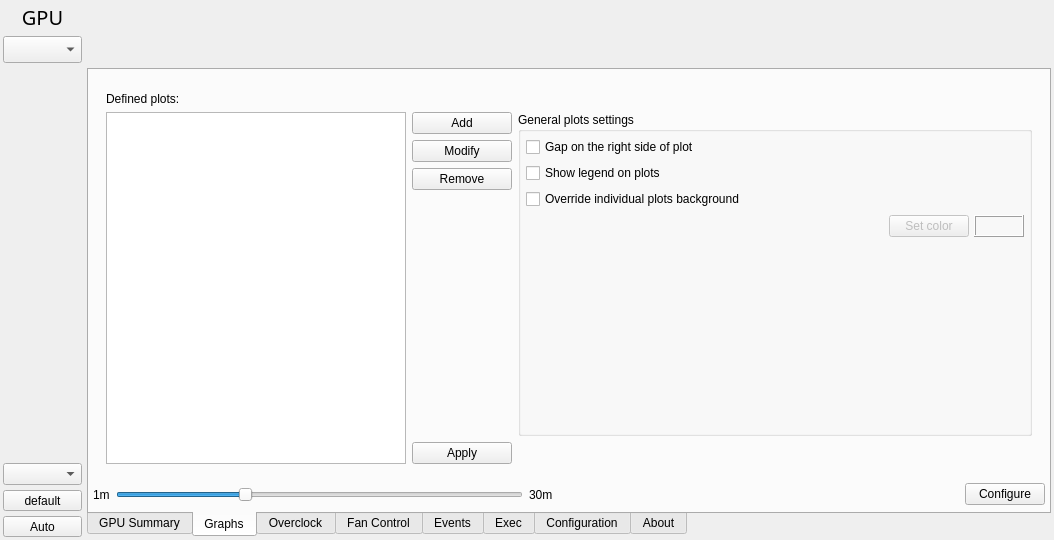
First picture: the form in radeon-profile/radeon_profile.ui, repository marazmista/radeon-profile, before the edit.
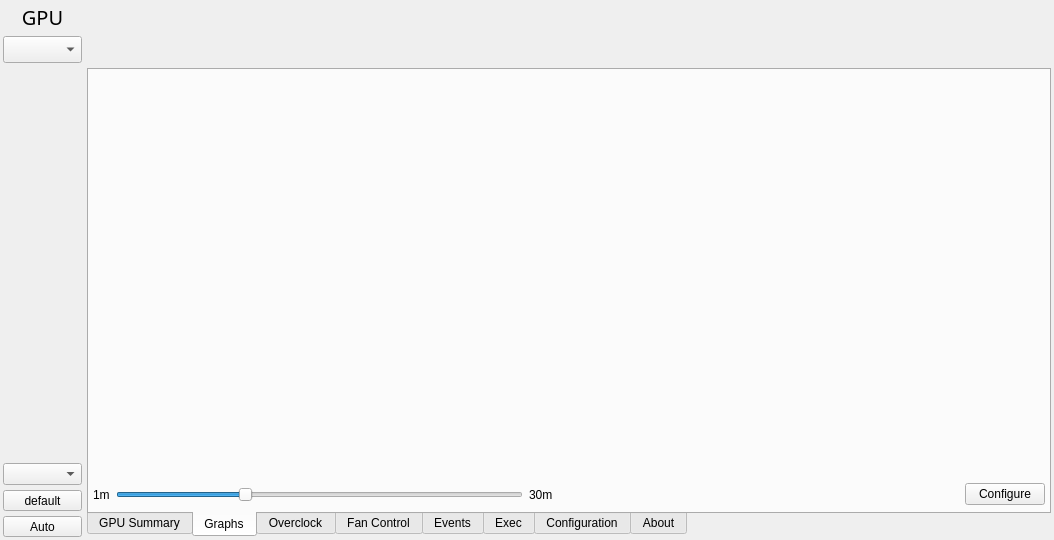
Second picture: the form after the edit. The open tabs and pages were chosen to show the change. Icons and pictures are not drawn.

Commit message: created dialog window for plots configuration; removed list with plots pointers and moved plot objects into schemas that they represent

The edit to the form file:
```diff
--- a/radeon-profile/radeon_profile.ui
+++ b/radeon-profile/radeon_profile.ui
@@ -376,303 +376,7 @@
          <number>4</number>
         </property>
         <item>
-         <widget class="QFrame" name="frame_2">
-          <property name="maximumSize">
-           <size>
-            <width>16777215</width>
-            <height>20</height>
-           </size>
-          </property>
-          <layout class="QGridLayout" name="gridLayout_5">
-           <property name="leftMargin">
-            <number>0</number>
-           </property>
-           <property name="topMargin">
-            <number>0</number>
-           </property>
-           <property name="rightMargin">
-            <number>0</number>
-           </property>
-           <property name="bottomMargin">
-            <number>0</number>
-           </property>
-          </layout>
-         </widget>
-        </item>
-        <item>
-         <widget class="QStackedWidget" name="stack_plots">
-          <property name="sizePolicy">
-           <sizepolicy hsizetype="Expanding" vsizetype="Expanding">
-            <horstretch>0</horstretch>
-            <verstretch>0</verstretch>
-           </sizepolicy>
-          </property>
-          <property name="frameShape">
-           <enum>QFrame::NoFrame</enum>
-          </property>
-          <property name="frameShadow">
-           <enum>QFrame::Raised</enum>
-          </property>
-          <property name="currentIndex">
-           <number>0</number>
-          </property>
-          <widget class="QWidget" name="pagePlots">
-           <layout class="QVBoxLayout" name="verticalLayout_20">
-            <property name="spacing">
-             <number>2</number>
-            </property>
-            <property name="leftMargin">
-             <number>0</number>
-            </property>
-            <property name="topMargin">
-             <number>0</number>
-            </property>
-            <property name="rightMargin">
-             <number>0</number>
-            </property>
-            <property name="bottomMargin">
-             <number>0</number>
-            </property>
-           </layout>
-          </widget>
-          <widget class="QWidget" name="pagePlotsConfig">
-           <layout class="QHBoxLayout" name="horizontalLayout_15">
-            <property name="leftMargin">
-             <number>3</number>
-            </property>
-            <property name="topMargin">
-             <number>3</number>
-            </property>
-            <property name="rightMargin">
-             <number>3</number>
-            </property>
-            <property name="bottomMargin">
-             <number>3</number>
-            </property>
-            <item>
-             <layout class="QGridLayout" name="gridLayout_6" columnstretch="1,0,0">
-              <property name="leftMargin">
-               <number>10</number>
-              </property>
-              <property name="topMargin">
-               <number>10</number>
-              </property>
-              <property name="rightMargin">
-               <number>10</number>
-              </property>
-              <property name="bottomMargin">
-               <number>10</number>
-              </property>
-              <item row="3" column="1">
-               <widget class="QPushButton" name="btn_removePlotDefinition">
-                <property name="maximumSize">
-                 <size>
-                  <width>16777215</width>
-                  <height>25</height>
-                 </size>
-                </property>
-                <property name="text">
-                 <string>Remove</string>
-                </property>
-               </widget>
-              </item>
-              <item row="4" column="1">
-               <spacer name="verticalSpacer">
-                <property name="orientation">
-                 <enum>Qt::Vertical</enum>
-                </property>
-                <property name="sizeHint" stdset="0">
-                 <size>
-                  <width>20</width>
-                  <height>40</height>
-                 </size>
-                </property>
-               </spacer>
-              </item>
-              <item row="2" column="1">
-               <widget class="QPushButton" name="btn_modifyPlotDefinition">
-                <property name="maximumSize">
-                 <size>
-                  <width>16777215</width>
-                  <height>25</height>
-                 </size>
-                </property>
-                <property name="text">
-                 <string>Modify</string>
-                </property>
-               </widget>
-              </item>
-              <item row="0" column="0">
-               <widget class="QLabel" name="label_20">
-                <property name="text">
-                 <string>Defined plots:</string>
-                </property>
-               </widget>
-              </item>
-              <item row="5" column="1">
-               <widget class="QPushButton" name="btn_applySavePlotsDefinitons">
-                <property name="minimumSize">
-                 <size>
-                  <width>100</width>
-                  <height>0</height>
-                 </size>
-                </property>
-                <property name="maximumSize">
-                 <size>
-                  <width>16777215</width>
-                  <height>25</height>
-                 </size>
-                </property>
-                <property name="text">
-                 <string>Apply</string>
-                </property>
-               </widget>
-              </item>
-              <item row="1" column="1">
-               <widget class="QPushButton" name="btn_addPlotDefinition">
-                <property name="maximumSize">
-                 <size>
-                  <width>16777215</width>
-                  <height>25</height>
-                 </size>
-                </property>
-                <property name="text">
-                 <string>Add</string>
-                </property>
-               </widget>
-              </item>
-              <item row="1" column="0" rowspan="5">
-               <widget class="QTreeWidget" name="list_plotDefinitions">
-                <property name="maximumSize">
-                 <size>
-                  <width>300</width>
-                  <height>16777215</height>
-                 </size>
-                </property>
-                <property name="indentation">
-                 <number>0</number>
-                </property>
-                <attribute name="headerVisible">
-                 <bool>false</bool>
-                </attribute>
-                <column>
-                 <property name="text">
-                  <string notr="true">1</string>
-                 </property>
-                </column>
-               </widget>
-              </item>
-              <item row="1" column="2" rowspan="4">
-               <widget class="QGroupBox" name="groupBox">
-                <property name="title">
-                 <string>General plots settings</string>
-                </property>
-                <layout class="QGridLayout" name="gridLayout_18">
-                 <property name="leftMargin">
-                  <number>5</number>
-                 </property>
-                 <property name="topMargin">
-                  <number>5</number>
-                 </property>
-                 <property name="rightMargin">
-                  <number>5</number>
-                 </property>
-                 <property name="bottomMargin">
-                  <number>5</number>
-                 </property>
-                 <property name="horizontalSpacing">
-                  <number>5</number>
-                 </property>
-                 <item row="3" column="1">
-                  <widget class="QPushButton" name="btn_setPlotsBackground">
-                   <property name="enabled">
-                    <bool>false</bool>
-                   </property>
-                   <property name="text">
-                    <string>Set color</string>
-                   </property>
-                  </widget>
-                 </item>
-                 <item row="3" column="2">
-                  <widget class="QFrame" name="frame_plotsBackground">
-                   <property name="minimumSize">
-                    <size>
-                     <width>50</width>
-                     <height>0</height>
-                    </size>
-                   </property>
-                   <property name="maximumSize">
-                    <size>
-                     <width>50</width>
-                     <height>16777215</height>
-                    </size>
-                   </property>
-                   <property name="frameShape">
-                    <enum>QFrame::Box</enum>
-                   </property>
-                   <property name="frameShadow">
-                    <enum>QFrame::Raised</enum>
-                   </property>
-                  </widget>
-                 </item>
-                 <item row="4" column="1">
-                  <spacer name="verticalSpacer_7">
-                   <property name="orientation">
-                    <enum>Qt::Vertical</enum>
-                   </property>
-                   <property name="sizeHint" stdset="0">
-                    <size>
-                     <width>20</width>
-                     <height>40</height>
-                    </size>
-                   </property>
-                  </spacer>
-                 </item>
-                 <item row="3" column="0">
-                  <spacer name="horizontalSpacer_5">
-                   <property name="orientation">
-                    <enum>Qt::Horizontal</enum>
-                   </property>
-                   <property name="sizeType">
-                    <enum>QSizePolicy::Expanding</enum>
-                   </property>
-                   <property name="sizeHint" stdset="0">
-                    <size>
-                     <width>40</width>
-                     <height>20</height>
-                    </size>
-                   </property>
-                  </spacer>
-                 </item>
-                 <item row="2" column="0" colspan="3">
-                  <widget class="QCheckBox" name="cb_overridePlotsBg">
-                   <property name="text">
-                    <string>Override individual plots background</string>
-                   </property>
-                  </widget>
-                 </item>
-                 <item row="1" column="0" colspan="3">
-                  <widget class="QCheckBox" name="cb_showLegends">
-                   <property name="text">
-                    <string>Show legend on plots</string>
-                   </property>
-                  </widget>
-                 </item>
-                 <item row="0" column="0" colspan="3">
-                  <widget class="QCheckBox" name="cb_plotsRightGap">
-                   <property name="text">
-                    <string>Gap on the right side of plot</string>
-                   </property>
-                  </widget>
-                 </item>
-                </layout>
-               </widget>
-              </item>
-             </layout>
-            </item>
-           </layout>
-          </widget>
-         </widget>
+         <widget class="QWidget" name="widget_plots" native="true"/>
         </item>
         <item>
          <widget class="QFrame" name="frame">
```
Left out of the diff: 34 changed lines with no effect on the pictures. The commit also changes 11 other files.
